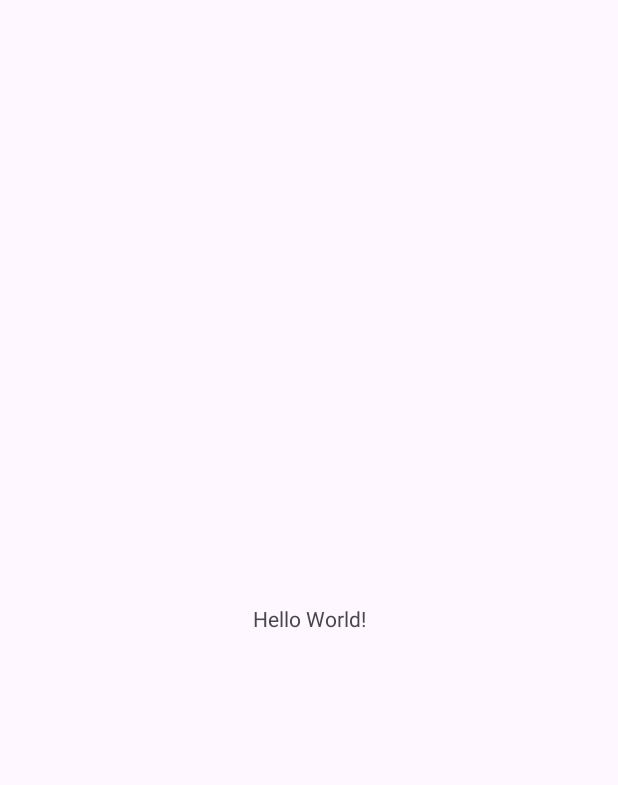
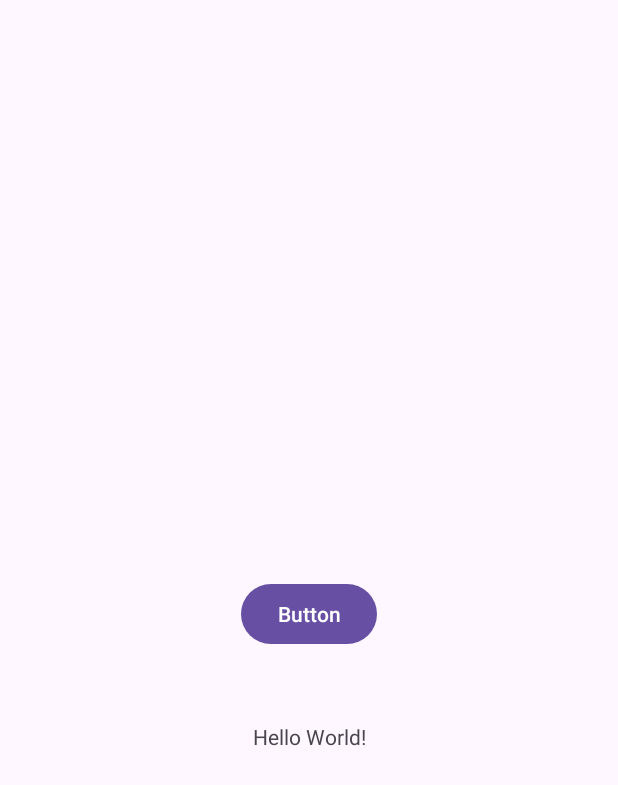
Before and after one commit to m-marcovich/AndroidStudio-LAB1, an Android app: the screen it shows after launch (MainActivity), on a phone screen of 412 x 824 dp. Before the commit the part shown is almost empty. Shown: the top 785 px of the screen. Run offline under Robolectric (Android 15) with nearby library versions, the phone set to English and light mode, and no system bars.

Commit message:
Added button and popup

```diff
--- a/app/src/main/java/com/example/myapplication/MainActivity.java
+++ b/app/src/main/java/com/example/myapplication/MainActivity.java
@@ -3,6 +3,8 @@ package com.example.myapplication;
 import androidx.appcompat.app.AppCompatActivity;
 
 import android.os.Bundle;
+import android.view.View;
+import android.widget.Toast;
 
 public class MainActivity extends AppCompatActivity {
 
@@ -11,4 +13,9 @@ public class MainActivity extends AppCompatActivity {
         super.onCreate(savedInstanceState);
         setContentView(R.layout.activity_main);
     }
+    public void ChangeText(View view)
+    {
+        Toast.makeText( this, "Some message", Toast.LENGTH_LONG).show();
+    }
+
 }
--- a/app/src/main/res/layout/activity_main.xml
+++ b/app/src/main/res/layout/activity_main.xml
@@ -7,12 +7,25 @@
     tools:context=".MainActivity">
 
     <TextView
+        android:id="@+id/textView"
         android:layout_width="wrap_content"
         android:layout_height="wrap_content"
         android:text="Hello World!"
         app:layout_constraintBottom_toBottomOf="parent"
         app:layout_constraintEnd_toEndOf="parent"
         app:layout_constraintStart_toStartOf="parent"
-        app:layout_constraintTop_toTopOf="parent" />
+        app:layout_constraintTop_toTopOf="parent"
+        app:layout_constraintVertical_bias="0.598" />
+
+    <Button
+        android:id="@+id/knopka"
+        android:layout_width="wrap_content"
+        android:layout_height="wrap_content"
+        android:layout_marginBottom="48dp"
+        android:text="Button"
+        android:onClick="ChangeText"
+        app:layout_constraintBottom_toTopOf="@+id/textView"
+        app:layout_constraintEnd_toEndOf="parent"
+        app:layout_constraintStart_toStartOf="parent" />
 
 </androidx.constraintlayout.widget.ConstraintLayout>
```
